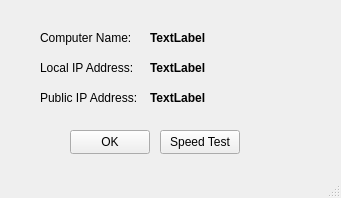
First picture: the form in ui/mainwindow.ui, repository beachbobe/NetworkInfoLinux, before the edit.
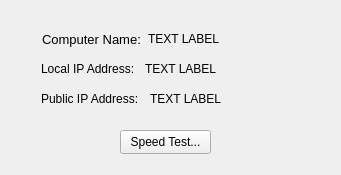
Second picture: the form after the edit.

Commit message: Added test dialog window with worker thread

Patch:
```diff
--- a/ui/mainwindow.ui
+++ b/ui/mainwindow.ui
@@ -7,7 +7,7 @@
     <x>0</x>
     <y>0</y>
     <width>341</width>
-    <height>198</height>
+    <height>175</height>
    </rect>
   </property>
   <property name="windowTitle">
@@ -17,12 +17,18 @@
    <widget class="QLabel" name="label">
     <property name="geometry">
      <rect>
-      <x>40</x>
-      <y>30</y>
-      <width>111</width>
+      <x>42</x>
+      <y>31</y>
+      <width>100</width>
       <height>16</height>
      </rect>
     </property>
+    <property name="font">
+     <font>
+      <family>Ubuntu</family>
+      <pointsize>10</pointsize>
+     </font>
+    </property>
     <property name="text">
      <string>Computer Name:</string>
     </property>
@@ -30,28 +36,22 @@
    <widget class="QLabel" name="label_ComputerName">
     <property name="geometry">
      <rect>
-      <x>150</x>
-      <y>30</y>
+      <x>148</x>
+      <y>31</y>
       <width>151</width>
       <height>16</height>
      </rect>
     </property>
-    <property name="font">
-     <font>
-      <weight>75</weight>
-      <bold>true</bold>
-     </font>
-    </property>
     <property name="text">
-     <string>TextLabel</string>
+     <string>TEXT LABEL</string>
     </property>
    </widget>
    <widget class="QLabel" name="label_2">
     <property name="geometry">
      <rect>
-      <x>40</x>
-      <y>60</y>
-      <width>111</width>
+      <x>41</x>
+      <y>61</y>
+      <width>98</width>
       <height>16</height>
      </rect>
     </property>
@@ -62,28 +62,22 @@
    <widget class="QLabel" name="label_LocalIP">
     <property name="geometry">
      <rect>
-      <x>150</x>
-      <y>60</y>
-      <width>111</width>
+      <x>145</x>
+      <y>61</y>
+      <width>151</width>
       <height>16</height>
      </rect>
     </property>
-    <property name="font">
-     <font>
-      <weight>75</weight>
-      <bold>true</bold>
-     </font>
-    </property>
     <property name="text">
-     <string>TextLabel</string>
+     <string>TEXT LABEL</string>
     </property>
    </widget>
    <widget class="QLabel" name="label_3">
     <property name="geometry">
      <rect>
-      <x>40</x>
-      <y>90</y>
-      <width>111</width>
+      <x>41</x>
+      <y>91</y>
+      <width>103</width>
       <height>16</height>
      </rect>
     </property>
@@ -95,45 +89,26 @@
     <property name="geometry">
      <rect>
       <x>150</x>
-      <y>90</y>
-      <width>121</width>
+      <y>91</y>
+      <width>141</width>
       <height>16</height>
      </rect>
     </property>
-    <property name="font">
-     <font>
-      <weight>75</weight>
-      <bold>true</bold>
-     </font>
-    </property>
     <property name="text">
-     <string>TextLabel</string>
+     <string>TEXT LABEL</string>
     </property>
    </widget>
    <widget class="QPushButton" name="pushButton_OK">
     <property name="geometry">
      <rect>
-      <x>70</x>
+      <x>120</x>
       <y>130</y>
-      <width>80</width>
+      <width>91</width>
       <height>24</height>
      </rect>
     </property>
     <property name="text">
-     <string>OK</string>
-    </property>
-   </widget>
-   <widget class="QPushButton" name="pushButton_SpeedTest">
-    <property name="geometry">
-     <rect>
-      <x>160</x>
-      <y>130</y>
-      <width>80</width>
-      <height>24</height>
-     </rect>
-    </property>
-    <property name="text">
-     <string>Speed Test</string>
+     <string>Speed Test...</string>
     </property>
    </widget>
   </widget>
@@ -147,7 +122,6 @@
     </rect>
    </property>
   </widget>
-  <widget class="QStatusBar" name="statusbar"/>
  </widget>
  <resources/>
  <connections/>
```
The commit also changes 2 other files.
